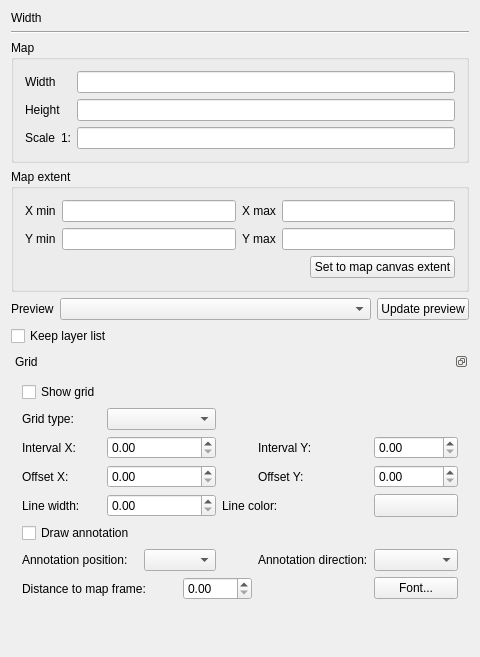
Before: the Qt Designer form qgis/src/ui/qgscomposermapwidgetbase.ui in sourcepole/qgis, drawn with Qt 5.
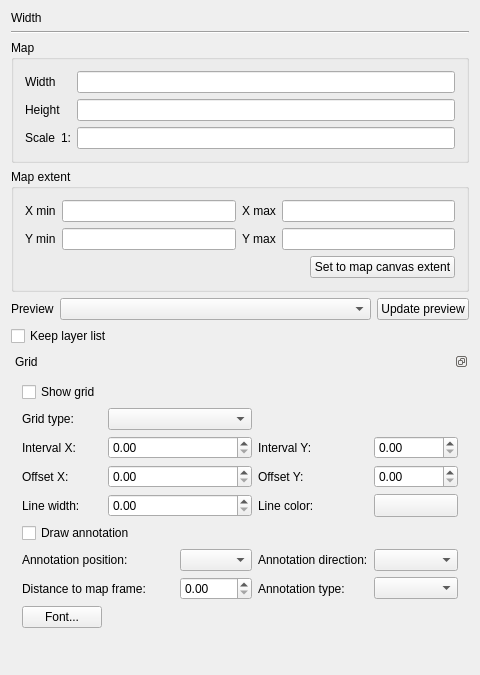
After: the same form once the commit is applied. Custom widgets are drawn as their Qt base class.

Commit message: Grid annotation can be with coordinates or 1A, 1B, ...

```diff
--- a/qgis/src/ui/qgscomposermapwidgetbase.ui
+++ b/qgis/src/ui/qgscomposermapwidgetbase.ui
@@ -7,7 +7,7 @@
     <x>0</x>
     <y>0</y>
     <width>472</width>
-    <height>657</height>
+    <height>675</height>
    </rect>
   </property>
   <property name="sizePolicy">
@@ -281,7 +281,7 @@
          </property>
         </widget>
        </item>
-       <item row="1" column="1" colspan="3">
+       <item row="1" column="1" colspan="2">
         <widget class="QComboBox" name="mGridTypeComboBox"/>
        </item>
        <item row="2" column="0">
@@ -291,21 +291,21 @@
          </property>
         </widget>
        </item>
-       <item row="2" column="1" colspan="3">
+       <item row="2" column="1" colspan="2">
         <widget class="QDoubleSpinBox" name="mIntervalXSpinBox">
          <property name="maximum">
           <double>999999.000000000000000</double>
          </property>
         </widget>
        </item>
-       <item row="2" column="5">
+       <item row="2" column="3">
         <widget class="QLabel" name="mIntervalYLabel">
          <property name="text">
           <string>Interval Y:</string>
          </property>
         </widget>
        </item>
-       <item row="2" column="6">
+       <item row="2" column="4">
         <widget class="QDoubleSpinBox" name="mIntervalYSpinBox">
          <property name="maximum">
           <double>9999999.000000000000000</double>
@@ -319,21 +319,21 @@
          </property>
         </widget>
        </item>
-       <item row="3" column="1" colspan="3">
+       <item row="3" column="1" colspan="2">
         <widget class="QDoubleSpinBox" name="mOffsetXSpinBox">
          <property name="maximum">
           <double>9999999.000000000000000</double>
          </property>
         </widget>
        </item>
-       <item row="3" column="5">
+       <item row="3" column="3">
         <widget class="QLabel" name="mOffsetYLabel">
          <property name="text">
           <string>Offset Y:</string>
          </property>
         </widget>
        </item>
-       <item row="3" column="6">
+       <item row="3" column="4">
         <widget class="QDoubleSpinBox" name="mOffsetYSpinBox">
          <property name="maximum">
           <double>9999999.000000000000000</double>
@@ -347,17 +347,17 @@
          </property>
         </widget>
        </item>
-       <item row="4" column="1" colspan="3">
+       <item row="4" column="1" colspan="2">
         <widget class="QDoubleSpinBox" name="mLineWidthSpinBox"/>
        </item>
-       <item row="4" column="4" colspan="2">
+       <item row="4" column="3">
         <widget class="QLabel" name="mLineColorLabel">
          <property name="text">
           <string>Line color:</string>
          </property>
         </widget>
        </item>
-       <item row="4" column="6">
+       <item row="4" column="4">
         <widget class="QgsColorButton" name="mLineColorButton">
          <property name="sizePolicy">
           <sizepolicy hsizetype="Preferred" vsizetype="Preferred">
@@ -384,10 +384,10 @@
          </property>
         </widget>
        </item>
-       <item row="6" column="2" colspan="2">
+       <item row="6" column="2">
         <widget class="QComboBox" name="mAnnotationPositionComboBox"/>
        </item>
-       <item row="6" column="5">
+       <item row="6" column="3">
         <widget class="QLabel" name="mAnnotationDirectionLabel">
          <property name="frameShape">
           <enum>QFrame::NoFrame</enum>
@@ -397,20 +397,30 @@
          </property>
         </widget>
        </item>
-       <item row="6" column="6">
+       <item row="6" column="4">
         <widget class="QComboBox" name="mAnnotationDirectionComboBox"/>
        </item>
-       <item row="7" column="0" colspan="3">
+       <item row="7" column="0" colspan="2">
         <widget class="QLabel" name="mDistanceToFrameLabel">
          <property name="text">
           <string>Distance to map frame:</string>
          </property>
         </widget>
        </item>
-       <item row="7" column="3" colspan="2">
+       <item row="7" column="2">
         <widget class="QDoubleSpinBox" name="mDistanceToMapFrameSpinBox"/>
        </item>
-       <item row="7" column="6">
+       <item row="7" column="3">
+        <widget class="QLabel" name="mAnnotationTypeLabel">
+         <property name="text">
+          <string>Annotation type:</string>
+         </property>
+        </widget>
+       </item>
+       <item row="7" column="4">
+        <widget class="QComboBox" name="mAnnotationTypeComboBox"/>
+       </item>
+       <item row="8" column="0">
         <widget class="QPushButton" name="mAnnotationFontButton">
          <property name="text">
           <string>Font...</string>
```
The commit also changes 4 other files.
